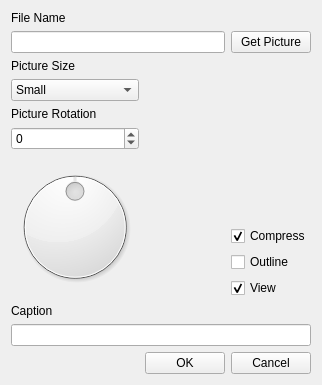
The window that lib/shrinkypic/dialog/main.ui (sillsdevarchive/shrinkypic) describes before a commit, drawn with Qt 5.
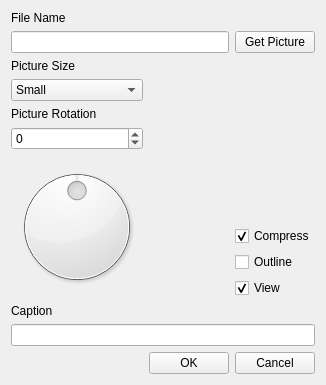
The same window after the commit. Icons and pictures are not drawn.

Diff of the .ui file:
```diff
--- a/lib/shrinkypic/dialog/main.ui
+++ b/lib/shrinkypic/dialog/main.ui
@@ -6,7 +6,7 @@
    <rect>
 	<x>0</x>
 	<y>0</y>
-	<width>322</width>
+	<width>326</width>
 	<height>385</height>
    </rect>
   </property>
```
Left out of the diff: 2 changed lines with no effect on the pictures.
